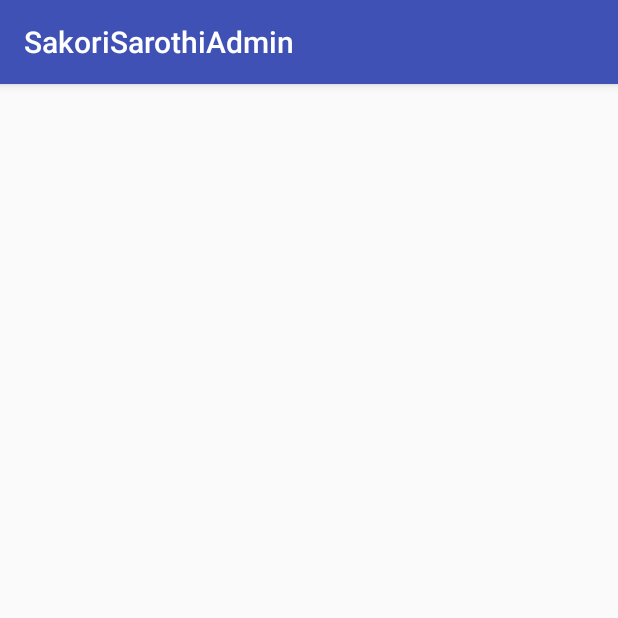
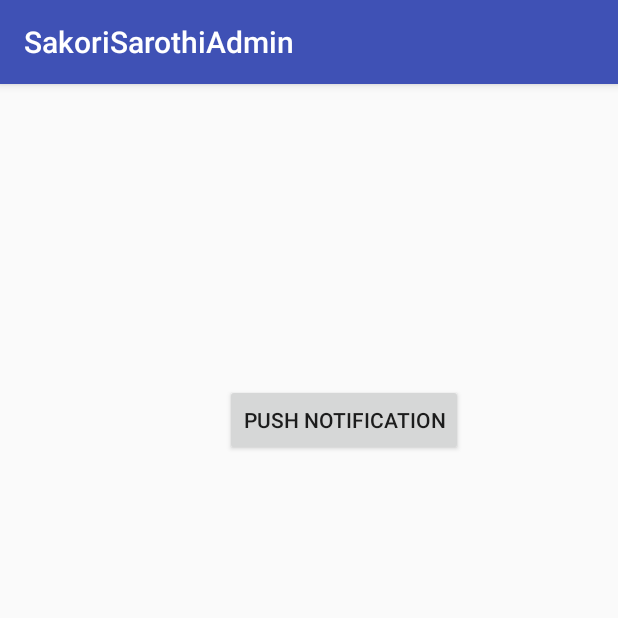
Before and after one commit to bloodrob/SakoriSarothiAdmin, an Android app: the AdminPushNotification screen opened directly, with no data from a screen before it, on a phone screen of 412 x 824 dp, the top half of it. Run offline under Robolectric (Android 15) with nearby library versions, the phone set to English and light mode, and no system bars.

```diff
--- a/app/src/main/res/layout/activity_admin_push_notification.xml
+++ b/app/src/main/res/layout/activity_admin_push_notification.xml
@@ -1,9 +1,16 @@
 <?xml version="1.0" encoding="utf-8"?>
-<android.support.constraint.ConstraintLayout xmlns:android="http://schemas.android.com/apk/res/android"
+<RelativeLayout xmlns:android="http://schemas.android.com/apk/res/android"
     xmlns:app="http://schemas.android.com/apk/res-auto"
     xmlns:tools="http://schemas.android.com/tools"
     android:layout_width="match_parent"
     android:layout_height="match_parent"
     tools:context="com.dev.r19.sakorisarothiadmin.AdminPushNotification">
 
-</android.support.constraint.ConstraintLayout>
+    <Button
+        android:id="@+id/send_noti"
+        android:layout_width="wrap_content"
+        android:layout_height="wrap_content"
+        android:layout_marginTop="200dp"
+        android:layout_marginLeft="150dp"
+        android:text="Push Notification" />
+</RelativeLayout>
```
Also changed, not shown: app/build.gradle (+9 -0 lines).
